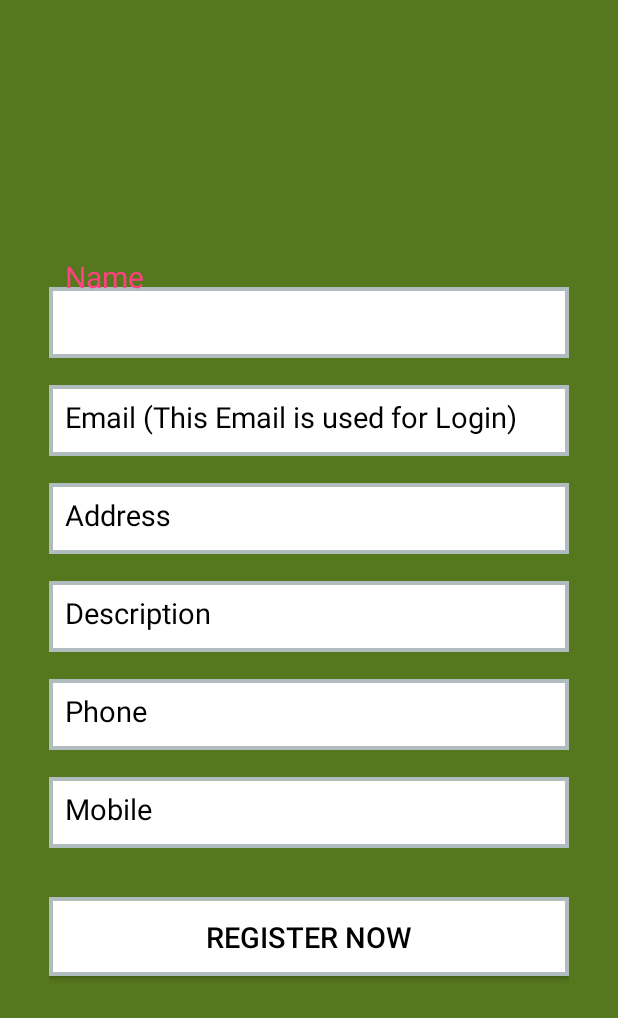
After one commit to azadbasis/SREDA, an Android app: the layout stack_holder_registration.xml on its own in the app's theme, with its tools: preview values and no code run, on a phone screen of 412 x 824 dp. The commit adds this screen. Shown: the top 1018 px of the screen. Run offline under Robolectric (Android 15) with nearby library versions, the phone set to English and light mode, and no system bars.

Commit message:
stack holder reg

```diff
--- /dev/null
+++ b/app/src/main/res/drawable/signup_button_bg.xml
@@ -0,0 +1,7 @@
+<?xml version="1.0" encoding="UTF-8"?>
+<shape xmlns:android="http://schemas.android.com/apk/res/android">
+    <solid android:color="#fff"/>
+    <stroke android:width="@dimen/_2sdp" android:color="#B1BCBE" />
+    <corners android:radius="0dp"/>
+    <padding android:left="0dp" android:top="0dp" android:right="0dp" android:bottom="0dp" />
+</shape>
--- /dev/null
+++ b/app/src/main/res/layout/stack_holder_registration.xml
@@ -0,0 +1,167 @@
+<?xml version="1.0" encoding="utf-8"?>
+<LinearLayout xmlns:android="http://schemas.android.com/apk/res/android"
+    xmlns:app="http://schemas.android.com/apk/res-auto"
+    android:orientation="vertical"
+    android:layout_width="match_parent"
+    android:layout_height="match_parent"
+    android:background="@color/colorPrimaryDark"
+    >
+
+
+
+    <LinearLayout
+        android:layout_width="match_parent"
+        android:layout_height="match_parent"
+        android:orientation="vertical"
+        android:gravity="center"
+        android:layout_margin="@dimen/_25sdp"
+        >
+
+        <android.support.design.widget.TextInputLayout
+            android:id="@+id/textInputName"
+            android:layout_width="match_parent"
+            android:textColorHint="@color/black"
+            app:hintTextAppearance="@style/TextLabel"
+            android:layout_height="wrap_content">
+
+            <EditText
+                android:id="@+id/etFullName"
+                android:layout_width="match_parent"
+                android:layout_height="wrap_content"
+                android:gravity="left"
+                android:textSize="@dimen/_15sdp"
+                android:textColor="#000"
+                android:background="@drawable/signup_button_bg"
+                android:hint="Name"
+                android:inputType="textCapSentences"
+                android:padding="@dimen/_8sdp"
+                />
+        </android.support.design.widget.TextInputLayout>
+
+        <android.support.design.widget.TextInputLayout
+            android:id="@+id/textInputEmail"
+            android:layout_width="match_parent"
+            android:textColorHint="@color/black"
+            app:hintTextAppearance="@style/TextLabel"
+            android:layout_height="wrap_content">
+            <EditText
+                android:id="@+id/etEmail"
+                android:layout_width="match_parent"
+                android:layout_height="wrap_content"
+                android:gravity="left"
+                android:textSize="@dimen/_15sdp"
+                android:textColor="#000"
+                android:background="@drawable/signup_button_bg"
+                android:hint="Email (This Email is used for Login)"
+                android:inputType="textEmailAddress"
+                android:padding="@dimen/_8sdp"
+                android:layout_marginTop="@dimen/_15sdp"
+                />
+
+        </android.support.design.widget.TextInputLayout>
+
+        <android.support.design.widget.TextInputLayout
+            android:id="@+id/textInputAddress"
+            android:layout_width="match_parent"
+            android:textColorHint="@color/black"
+            app:hintTextAppearance="@style/TextLabel"
+            android:layout_height="wrap_content">
+            <EditText
+                android:id="@+id/etAddress"
+                android:layout_width="match_parent"
+                android:layout_height="wrap_content"
+                android:gravity="left"
+                android:textSize="@dimen/_15sdp"
+                android:textColor="#000"
+                android:background="@drawable/signup_button_bg"
+                android:hint="Address"
+                android:inputType="textCapSentences"
+                android:padding="@dimen/_8sdp"
+                android:layout_marginTop="@dimen/_15sdp"
+                />
+
+        </android.support.design.widget.TextInputLayout>
+
+        <android.support.design.widget.TextInputLayout
+            android:id="@+id/textInputDescription"
+            android:layout_width="match_parent"
+            android:textColorHint="@color/black"
+            app:hintTextAppearance="@style/TextLabel"
+            android:layout_height="wrap_content">
+            <EditText
+                android:id="@+id/etDescription"
+                android:layout_width="match_parent"
+                android:layout_height="wrap_content"
+                android:gravity="left"
+                android:textSize="@dimen/_15sdp"
+                android:textColor="#000"
+                android:background="@drawable/signup_button_bg"
+                android:hint="Description"
+                android:inputType="textCapSentences"
+                android:padding="@dimen/_8sdp"
+                android:layout_marginTop="@dimen/_15sdp"
+                />
+
+        </android.support.design.widget.TextInputLayout>
+
+               <android.support.design.widget.TextInputLayout
+            android:id="@+id/textInputPhone"
+            android:layout_width="match_parent"
+            android:textColorHint="@color/black"
+            app:hintTextAppearance="@style/TextLabel"
+            android:layout_height="wrap_content">
+            <EditText
+                android:id="@+id/etPhone"
+                android:layout_width="match_parent"
+                android:layout_height="wrap_content"
+                android:gravity="left"
+                android:textSize="@dimen/_15sdp"
+                android:textColor="#000"
+                android:background="@drawable/signup_button_bg"
+                android:hint="Phone "
+                android:inputType="phone"
+                android:padding="@dimen/_8sdp"
+                android:layout_marginTop="@dimen/_15sdp"
+                />
+
+        </android.support.design.widget.TextInputLayout>
+
+        <android.support.design.widget.TextInputLayout
+            android:id="@+id/textInputMobile"
+            android:layout_width="match_parent"
+            android:textColorHint="@color/black"
+            app:hintTextAppearance="@style/TextLabel"
+            android:layout_height="wrap_content">
+            <EditText
+                android:id="@+id/etMobile"
+                android:layout_width="match_parent"
+                android:layout_height="wrap_content"
+                android:gravity="left"
+                android:textSize="@dimen/_15sdp"
+                android:textColor="#000"
+                android:background="@drawable/signup_button_bg"
+                android:hint="Mobile"
+                android:inputType="phone"
+                android:padding="@dimen/_8sdp"
+                android:layout_marginTop="@dimen/_15sdp"
+                />
+
+        </android.support.design.widget.TextInputLayout>
+
+
+        <Button
+            android:id="@+id/btnSubmit"
+            android:layout_width="match_parent"
+            android:layout_height="wrap_content"
+            android:gravity="center"
+            android:textSize="@dimen/_15sdp"
+            android:textColor="#000"
+            android:padding="@dimen/_10sdp"
+            android:background="@drawable/signup_button_bg"
+            android:text="Register Now"
+            android:layout_marginTop="@dimen/_25sdp"
+
+            />
+    </LinearLayout>
+
+</LinearLayout>
--- a/app/src/main/res/values/styles.xml
+++ b/app/src/main/res/values/styles.xml
@@ -12,6 +12,8 @@
     <style name="DrawerArrowStyle" parent="Widget.AppCompat.DrawerArrowToggle">
         <item name="color">@android:color/white</item>
     </style>
-
+    <style name="TextLabel" parent="TextAppearance.Design.Hint">
+        <item name="android:textSize">20sp</item>
+    </style>
 
 </resources>
```
